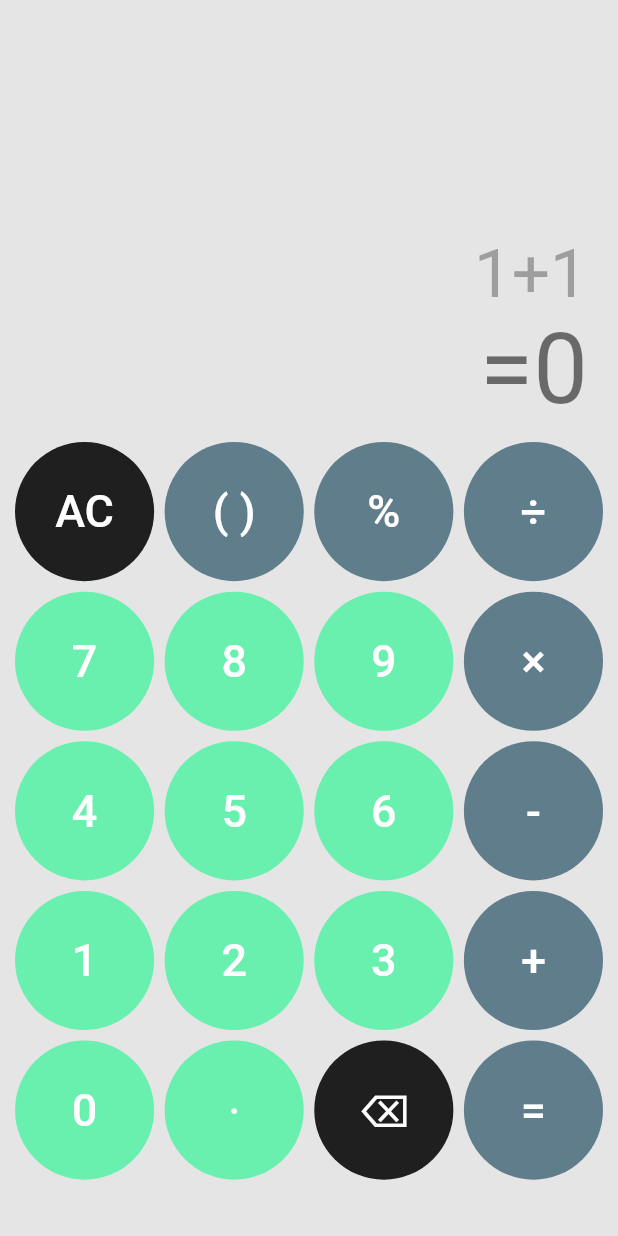
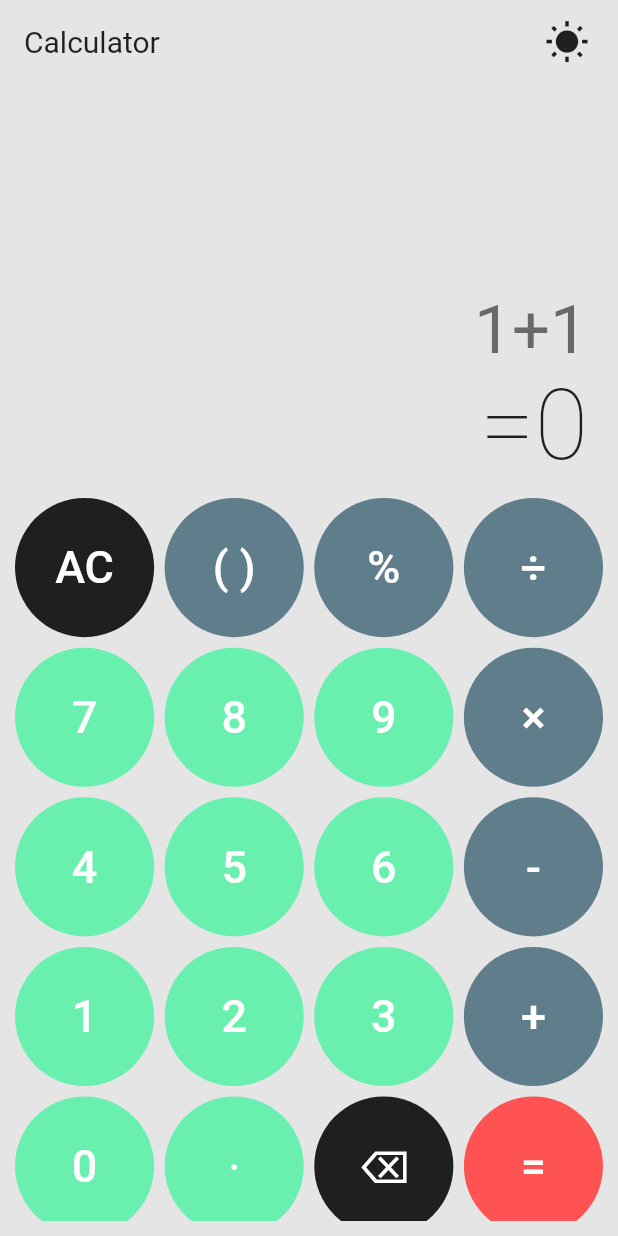
Before and after one commit to s4nk37/flutter_calculator, a Flutter app: the screen it shows after launch, on a phone screen of 412 x 824 dp. Run offline on Flutter 3.47's test engine with Material 2 defaults, Android fonts, the phone set to English and light mode, and no system bars; our stand-ins replace adaptive_theme.

Commit message:
Added Theme

```diff
--- a/lib/main.dart
+++ b/lib/main.dart
@@ -1,20 +1,91 @@
 import 'package:flutter/material.dart';
+import 'package:flutter/services.dart';
+import 'package:flutter_calculator/theme.dart';
+import 'package:adaptive_theme/adaptive_theme.dart';
 
-void main() => runApp(const MyApp());
+// void main()=>MyApp();
+
+// class MyApp extends StatefulWidget {
+//
+//
+//   const MyApp({Key? key,this.savedThemeMode}) : super(key: key);
+//
+//   @override
+//   State<MyApp> createState() => _MyAppState();
+// }
+//
+// class _MyAppState extends State<MyApp> {
+//   @override
+//   Widget build(BuildContext context) {
+//     // return AnimatedSwitcher(
+//     //   duration: Duration(seconds: 1),
+//     //   child: MaterialApp(
+//     //     savedThemeMode: widget.savedThemeMode,
+//     //     debugShowCheckedModeBanner: false,
+//     //     themeMode: ThemeMode.dark,
+//     //     title: 'Calculator',
+//     //     home: const Calculator(),
+//     //   ),
+//     // );
+//     return AdaptiveTheme(
+//       light: ThemeData(
+//         brightness: Brightness.light,
+//         primarySwatch: Colors.red,
+//         accentColor: Colors.amber,
+//       ),
+//       dark: ThemeData(
+//         brightness: Brightness.dark,
+//         primarySwatch: Colors.red,
+//         accentColor: Colors.amber,
+//       ),
+//       initial: AdaptiveThemeMode.light,
+//       builder: (theme, darkTheme) => MaterialApp(
+//         debugShowCheckedModeBanner: false,
+//         title: 'Calculator',
+//         theme: theme,
+//         darkTheme: darkTheme,
+//         home: Calculator(),
+//       ),
+//     );
+//   }
+// }
+
+void main() {
+  runApp(MyApp());
+}
 
 class MyApp extends StatelessWidget {
-  const MyApp({Key? key}) : super(key: key);
-
   @override
   Widget build(BuildContext context) {
-    return MaterialApp(
-      debugShowCheckedModeBanner: false,
-      theme: ThemeData(
+    return AdaptiveTheme(
+      light: ThemeData(
+        brightness: Brightness.light,
+        primaryColor: Colors.greenAccent,
+        backgroundColor: const Color(0xffe5e5e5),
+        textTheme: const TextTheme(
+          titleMedium: TextStyle(color: Colors.black87),
+          displayMedium: TextStyle(color: Colors.black54),
+          displayLarge: TextStyle(color: Colors.black87),
+        ),
+      ),
+      dark: ThemeData(
         brightness: Brightness.dark,
-        primaryColor: const Color(0xffe5e5e5),
+        primaryColor: const Color(0xff2bbd7e),
+        backgroundColor: const Color(0xff121212),
+        textTheme: const TextTheme(
+          titleMedium: TextStyle(color: Colors.white70),
+          displayMedium: TextStyle(color: Colors.white54),
+          displayLarge: TextStyle(color: Colors.white70),
+        ),
       ),
-      title: 'Calculator',
-      home: Calculator(),
+      initial: AdaptiveThemeMode.system,
+      builder: (theme, darkTheme) => MaterialApp(
+        debugShowCheckedModeBanner: false,
+        title: 'Adaptive Theme Demo',
+        theme: theme,
+        darkTheme: darkTheme,
+        home: Calculator(),
+      ),
     );
   }
 }
@@ -47,7 +118,31 @@ class _CalculatorState extends State<Calculator> {
   @override
   Widget build(BuildContext context) {
     return Scaffold(
-      backgroundColor: const Color(0xffe5e5e5),
+      backgroundColor: Theme.of(context).backgroundColor,
+      appBar: AppBar(
+        backgroundColor: Colors.transparent,
+        systemOverlayStyle: SystemUiOverlayStyle(
+          statusBarBrightness: Theme.of(context).brightness,
+        ),
+        elevation: 0.0,
+        title: Text(
+          'Calculator',
+          style: Theme.of(context).textTheme.titleMedium?.copyWith(fontSize: 20.0),
+        ),
+        actions: [
+          Padding(
+            padding: const EdgeInsets.symmetric(vertical: 0.0, horizontal: 10.0),
+            child: IconButton(
+              onPressed: () => AdaptiveTheme.of(context).toggleThemeMode(),
+              icon: Icon(
+                Icons.wb_sunny,
+                color: Theme.of(context).textTheme.titleMedium?.color,
+                size: 30.0,
+              ),
+            ),
+          ),
+        ],
+      ),
       body: Container(
         padding: const EdgeInsets.fromLTRB(10.0, 35.0, 10.0, 10.0),
         child: Column(
@@ -68,17 +163,14 @@ class _CalculatorState extends State<Calculator> {
                       Column(
                         mainAxisAlignment: MainAxisAlignment.end,
                         crossAxisAlignment: CrossAxisAlignment.end,
-                        children: const [
+                        children: [
                           Text(
                             '1+1',
-                            style:
-                                TextStyle(fontSize: 45.0, color: Colors.grey),
+                            style: Theme.of(context).textTheme.displayMedium?.copyWith(fontSize: 45.0),
                           ),
                           Text(
                             '=0',
-                            style: TextStyle(
-                                fontSize: 65.0, color: Colors.black54),
-                          ),
+                            style: Theme.of(context).textTheme.displayLarge?.copyWith(fontSize: 65.0),),
                         ],
                       ),
                     ],
@@ -95,22 +187,22 @@ class _CalculatorState extends State<Calculator> {
                   myButton(color: Colors.blueGrey, text: '( )'),
                   myButton(color: Colors.blueGrey, text: '%'),
                   myButton(color: Colors.blueGrey, text: '÷'),
-                  myButton(color: Colors.greenAccent, text: 7),
-                  myButton(color: Colors.greenAccent, text: 8),
-                  myButton(color: Colors.greenAccent, text: 9),
+                  myButton(color: Theme.of(context).primaryColor, text: 7),
+                  myButton(color: Theme.of(context).primaryColor, text: 8),
+                  myButton(color: Theme.of(context).primaryColor, text: 9),
                   myButton(color: Colors.blueGrey, text: '×'),
-                  myButton(color: Colors.greenAccent, text: 4),
-                  myButton(color: Colors.greenAccent, text: 5),
-                  myButton(color: Colors.greenAccent, text: 6),
+                  myButton(color: Theme.of(context).primaryColor, text: 4),
+                  myButton(color: Theme.of(context).primaryColor, text: 5),
+                  myButton(color: Theme.of(context).primaryColor, text: 6),
                   myButton(color: Colors.blueGrey, text: '-'),
-                  myButton(color: Colors.greenAccent, text: 1),
-                  myButton(color: Colors.greenAccent, text: 2),
-                  myButton(color: Colors.greenAccent, text: 3),
+                  myButton(color: Theme.of(context).primaryColor, text: 1),
+                  myButton(color: Theme.of(context).primaryColor, text: 2),
+                  myButton(color: Theme.of(context).primaryColor, text: 3),
                   myButton(color: Colors.blueGrey, text: '+'),
-                  myButton(color: Colors.greenAccent, text: 0),
-                  myButton(color: Colors.greenAccent, text: '⋅'),
+                  myButton(color: Theme.of(context).primaryColor, text: 0),
+                  myButton(color: Theme.of(context).primaryColor, text: '⋅'),
                   myButton(color: Colors.black87, text: '⌫'),
-                  myButton(color: Colors.blueGrey, text: '='),
+                  myButton(color: Colors.redAccent, text: '='),
                 ],
               ),
             ),
--- /dev/null
+++ b/lib/theme.dart
@@ -0,0 +1,5 @@
+import 'package:flutter/material.dart';
+
+ThemeData darkTheme = ThemeData();
+
+ThemeData lightTheme = ThemeData();
--- a/pubspec.yaml
+++ b/pubspec.yaml
@@ -34,6 +34,7 @@ dependencies:
   # The following adds the Cupertino Icons font to your application.
   # Use with the CupertinoIcons class for iOS style icons.
   cupertino_icons: ^1.0.2
+  adaptive_theme: ^2.3.0
 
 dev_dependencies:
   flutter_test:
```
Also changed, not shown: pubspec.lock, 10 other files.
